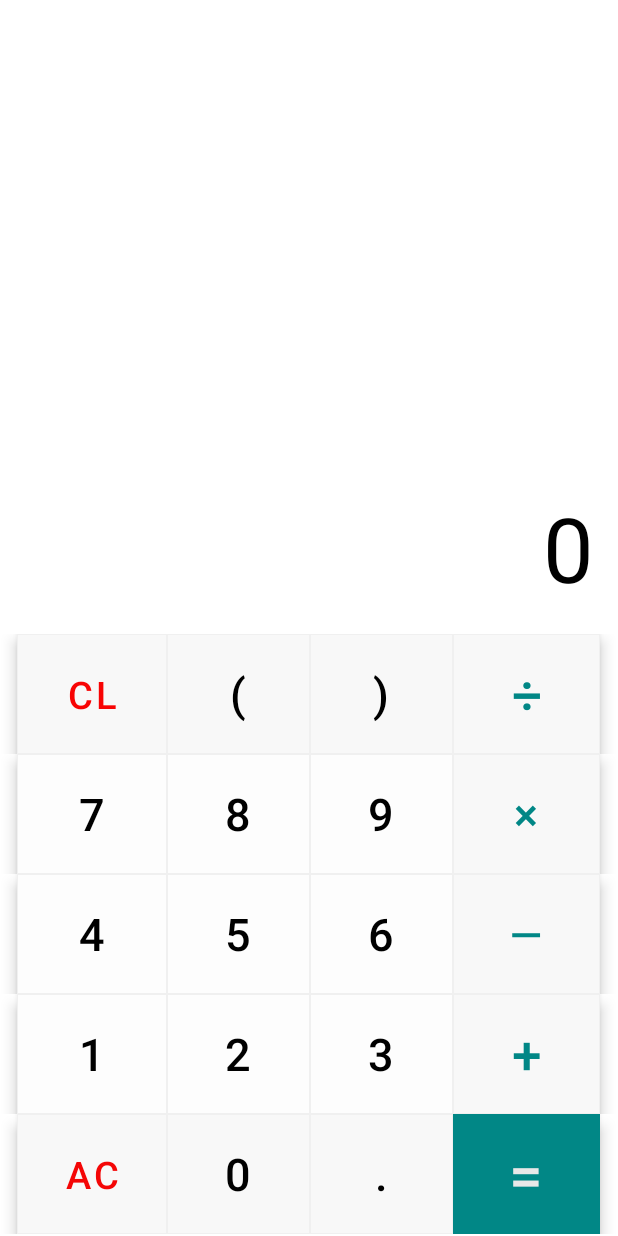
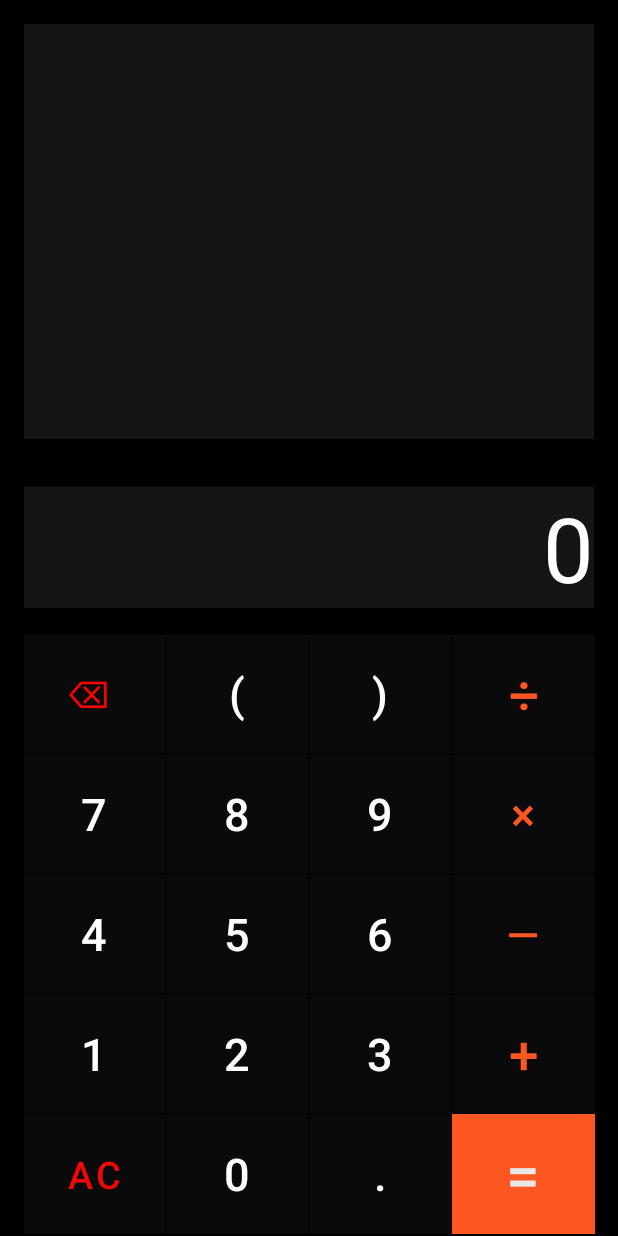
Before and after one commit to Ganeshaprasad/calculator_android_project, an Android app: the screen it shows after launch (MainActivity), on a phone screen of 412 x 824 dp. Run offline under Robolectric (Android 15) with nearby library versions, the phone set to English and light mode, and no system bars.

Commit message:
color of design changed to black

```diff
--- a/app/src/main/res/layout/activity_main.xml
+++ b/app/src/main/res/layout/activity_main.xml
@@ -4,7 +4,8 @@
     xmlns:tools="http://schemas.android.com/tools"
     android:layout_width="match_parent"
     android:layout_height="match_parent"
-    tools:context=".MainActivity">
+    tools:context=".MainActivity"
+    android:background="@color/black">
 
     <TextView
         android:id="@+id/solution_tv"
@@ -16,8 +17,13 @@
         android:layout_marginEnd="16dp"
         android:layout_marginBottom="16dp"
         android:textAlignment="textEnd"
-        android:textColor="#58595B"
+        android:background="#171414"
+        app:strokeColor="#040404"
+        app:strokeWidth="0.1dp"
+        android:textColor="@color/white"
+
         android:textSize="30dp" />
+
 
     <TextView
         android:id="@+id/result_tv"
@@ -28,11 +34,11 @@
         android:layout_marginTop="16dp"
         android:layout_marginEnd="16dp"
         android:layout_marginBottom="16dp"
+        android:background="#171414"
         android:text="0"
         android:textAlignment="textEnd"
-        android:textColor="@color/black"
+        android:textColor="@color/white"
         android:textSize="60dp" />
-
 
     <LinearLayout
         android:id="@+id/buttons_Layout"
@@ -52,58 +58,58 @@
             <com.google.android.material.button.MaterialButton
                 android:id="@+id/button_c"
                 style="@style/Widget.MaterialComponents.ExtendedFloatingActionButton"
-                android:layout_width="100dp"
+                android:layout_width="95dp"
                 android:layout_height="80dp"
-                android:backgroundTint="#F8F8F8"
+                android:backgroundTint="#0B0A0A"
                 android:onClick="onClickClear"
-                android:text="CL"
+                android:text="⌫ "
                 android:textColor="#F80404"
                 android:textSize="25dp"
-                app:strokeColor="#F0F0F0"
-                app:strokeWidth="0.5dp" />
+                app:strokeColor="#040404"
+                app:strokeWidth="0.1dp" />
 
             <com.google.android.material.button.MaterialButton
                 android:id="@+id/button_openbracket"
                 style="@style/Widget.MaterialComponents.ExtendedFloatingActionButton"
                 android:layout_width="95dp"
                 android:layout_height="80dp"
-                android:backgroundTint="#F8F8F8"
+                 android:backgroundTint="#0B0A0A"
                 android:onClick="onClickOpenBracket"
                 android:text="("
-                android:textColor="@color/black"
+                android:textColor="@color/white"
                 android:textSize="30dp"
-                app:strokeColor="#F0F0F0"
-                app:strokeWidth="0.5dp" />
+                app:strokeColor="#040404"
+                app:strokeWidth="0.1dp" />
 
             <com.google.android.material.button.MaterialButton
                 android:id="@+id/button_closedbracket"
                 style="@style/Widget.MaterialComponents.ExtendedFloatingActionButton"
                 android:layout_width="95dp"
                 android:layout_height="80dp"
-                android:backgroundTint="#F8F8F8"
+                 android:backgroundTint="#0B0A0A"
                 android:onClick="onClickCloseBracket"
                 android:text=")"
-                android:textColor="@color/black"
+                android:textColor="@color/white"
                 android:textSize="30dp"
-                app:strokeColor="#F0F0F0"
-                app:strokeWidth="0.5dp"
+                app:strokeColor="#040404"
+                app:strokeWidth="0.1dp"
 
                 />
 
             <com.google.android.material.button.MaterialButton
                 android:id="@+id/button_divide"
                 style="@style/Widget.MaterialComponents.ExtendedFloatingActionButton"
-                android:layout_width="98dp"
+                android:layout_width="95dp"
                 android:layout_height="80dp"
-                android:backgroundTint="#F8F8F8"
+                 android:backgroundTint="#0B0A0A"
                 android:gravity="center"
                 android:onClick="onClickDivision"
                 android:text="÷"
-                android:textColor="@color/teal_700"
+                android:textColor="#FF5722"
                 android:textSize="35dp"
-                app:strokeColor="#F0F0F0"
+                app:strokeColor="#040404"
 
-                app:strokeWidth="0.5dp"
+                app:strokeWidth="0.1dp"
 
                 />
         </LinearLayout>
@@ -118,55 +124,55 @@
             <com.google.android.material.button.MaterialButton
                 android:id="@+id/button_7"
                 style="@style/Widget.MaterialComponents.ExtendedFloatingActionButton"
-                android:layout_width="100dp"
+                android:layout_width="95dp"
                 android:layout_height="80dp"
-                android:backgroundTint="#FDFDFD"
+                 android:backgroundTint="#0B0A0A"
                 android:onClick="onClickSeven"
                 android:text="7"
-                android:textColor="@color/black"
+                android:textColor="@color/white"
                 android:textSize="30dp"
-                app:strokeColor="#F0F0F0"
-                app:strokeWidth="0.5dp" />
+                app:strokeColor="#040404"
+                app:strokeWidth="0.1dp" />
 
             <com.google.android.material.button.MaterialButton
                 android:id="@+id/button_8"
                 style="@style/Widget.MaterialComponents.ExtendedFloatingActionButton"
                 android:layout_width="95dp"
                 android:layout_height="80dp"
-                android:backgroundTint="#FDFDFD"
+                 android:backgroundTint="#0B0A0A"
                 android:onClick="onClickEight"
                 android:text="8"
-                android:textColor="@color/black"
+                android:textColor="@color/white"
                 android:textSize="30dp"
-                app:strokeColor="#F0F0F0"
-                app:strokeWidth="0.5dp" />
+                app:strokeColor="#040404"
+                app:strokeWidth="0.1dp" />
 
             <com.google.android.material.button.MaterialButton
                 android:id="@+id/button_9"
                 style="@style/Widget.MaterialComponents.ExtendedFloatingActionButton"
                 android:layout_width="95dp"
                 android:layout_height="match_parent"
-                android:backgroundTint="#FDFDFD"
+                 android:backgroundTint="#0B0A0A"
                 android:onClick="onClickNine"
                 android:text="9"
-                android:textColor="@color/black"
+                android:textColor="@color/white"
                 android:textSize="30dp"
-                app:strokeColor="#F0F0F0"
-                app:strokeWidth="0.5dp" />
+                app:strokeColor="#040404"
+                app:strokeWidth="0.1dp" />
 
             <com.google.android.material.button.MaterialButton
                 android:id="@+id/button_multiply"
                 style="@style/Widget.MaterialComponents.ExtendedFloatingActionButton"
-                android:layout_width="98dp"
+                android:layout_width="95dp"
                 android:layout_height="80dp"
-                android:backgroundTint="#F8F8F8"
+                 android:backgroundTint="#0B0A0A"
                 android:gravity="center"
                 android:onClick="onClickMultiplication"
                 android:text="×"
-                android:textColor="@color/teal_700"
+                android:textColor="#FF5722"
                 android:textSize="30dp"
-                app:strokeColor="#F0F0F0"
-                app:strokeWidth="0.5dp" />
+                app:strokeColor="#040404"
+                app:strokeWidth="0.1dp" />
 
 
         </LinearLayout>
@@ -181,15 +187,15 @@
             <com.google.android.material.button.MaterialButton
                 android:id="@+id/button_4"
                 style="@style/Widget.MaterialComponents.ExtendedFloatingActionButton"
-                android:layout_width="100dp"
+                android:layout_width="95dp"
                 android:layout_height="80dp"
-                android:backgroundTint="#FDFDFD"
-                android:onClick="onClickSeven"
+                 android:backgroundTint="#0B0A0A"
+                android:onClick="onClickFour"
                 android:text="4"
-                android:textColor="@color/black"
+                android:textColor="@color/white"
                 android:textSize="30dp"
-                app:strokeColor="#F0F0F0"
-                app:strokeWidth="0.5dp"
+                app:strokeColor="#040404"
+                app:strokeWidth="0.1dp"
 
                 />
 
@@ -198,40 +204,40 @@
                 style="@style/Widget.MaterialComponents.ExtendedFloatingActionButton"
                 android:layout_width="95dp"
                 android:layout_height="80dp"
-                android:backgroundTint="#FDFDFD"
+                 android:backgroundTint="#0B0A0A"
                 android:onClick="onClickFive"
                 android:text="5"
-                android:textColor="@color/black"
+                android:textColor="@color/white"
                 android:textSize="30dp"
-                app:strokeColor="#F0F0F0"
-                app:strokeWidth="0.5dp" />
+                app:strokeColor="#040404"
+                app:strokeWidth="0.1dp" />
 
             <com.google.android.material.button.MaterialButton
                 android:id="@+id/button_6"
                 style="@style/Widget.MaterialComponents.ExtendedFloatingActionButton"
                 android:layout_width="95dp"
                 android:layout_height="80dp"
-                android:backgroundTint="#FDFDFD"
-                android:onClick="onClickSeven"
+                 android:backgroundTint="#0B0A0A"
+                android:onClick="onClickSix"
                 android:text="6"
-                android:textColor="@color/black"
+                android:textColor="@color/white"
                 android:textSize="30dp"
-                app:strokeColor="#F0F0F0"
-                app:strokeWidth="0.5dp" />
+                app:strokeColor="#040404"
+                app:strokeWidth="0.1dp" />
 
             <com.google.android.material.button.MaterialButton
                 android:id="@+id/button_minus"
                 style="@style/Widget.MaterialComponents.ExtendedFloatingActionButton"
-                android:layout_width="98dp"
+                android:layout_width="95dp"
                 android:layout_height="80dp"
-                android:backgroundTint="#F8F8F8"
+                 android:backgroundTint="#0B0A0A"
                 android:gravity="center"
                 android:onClick="onClickSubtraction"
                 android:text="—"
-                android:textColor="@color/teal_700"
+                android:textColor="#FF5722"
                 android:textSize="28dp"
-                app:strokeColor="#F0F0F0"
-                app:strokeWidth="0.5dp" />
+                app:strokeColor="#040404"
+                app:strokeWidth="0.1dp" />
 
 
         </LinearLayout>
@@ -246,55 +252,55 @@
             <com.google.android.material.button.MaterialButton
                 android:id="@+id/button_1"
                 style="@style/Widget.MaterialComponents.ExtendedFloatingActionButton"
-                android:layout_width="100dp"
+                android:layout_width="95dp"
                 android:layout_height="80dp"
-                android:backgroundTint="#FDFDFD"
+                 android:backgroundTint="#0B0A0A"
                 android:onClick="onClickOne"
                 android:text="1"
-                android:textColor="@color/black"
+                android:textColor="@color/white"
                 android:textSize="30dp"
-                app:strokeColor="#F0F0F0"
-                app:strokeWidth="0.5dp" />
+                app:strokeColor="#040404"
+                app:strokeWidth="0.1dp" />
 
             <com.google.android.material.button.MaterialButton
                 android:id="@+id/button_2"
                 style="@style/Widget.MaterialComponents.ExtendedFloatingActionButton"
                 android:layout_width="95dp"
                 android:layout_height="80dp"
-                android:backgroundTint="#FDFDFD"
+                 android:backgroundTint="#0B0A0A"
                 android:onClick="onClickTwo"
                 android:text="2"
-                android:textColor="@color/black"
+                android:textColor="@color/white"
                 android:textSize="30dp"
-                app:strokeColor="#F0F0F0"
-                app:strokeWidth="0.5dp" />
+                app:strokeColor="#040404"
+                app:strokeWidth="0.1dp" />
 
             <com.google.android.material.button.MaterialButton
                 android:id="@+id/button_3"
                 style="@style/Widget.MaterialComponents.ExtendedFloatingActionButton"
                 android:layout_width="95dp"
                 android:layout_height="80dp"
-                android:backgroundTint="#FDFDFD"
+                 android:backgroundTint="#0B0A0A"
                 android:onClick="onClickThree"
                 android:text="3"
-                android:textColor="@color/black"
+                android:textColor="@color/white"
                 android:textSize="30dp"
-                app:strokeColor="#F0F0F0"
-                app:strokeWidth="0.5dp" />
+                app:strokeColor="#040404"
+                app:strokeWidth="0.1dp" />
 
             <com.google.android.material.button.MaterialButton
                 android:id="@+id/button_plus"
                 style="@style/Widget.MaterialComponents.ExtendedFloatingActionButton"
-                android:layout_width="98dp"
+                android:layout_width="95dp"
                 android:layout_height="80dp"
-                android:backgroundTint="#F8F8F8"
+                 android:backgroundTint="#0B0A0A"
                 android:gravity="center"
                 android:onClick="onClickAddition"
                 android:text="+"
-                android:textColor="@color/teal_700"
+                android:textColor="#FF5722"
                 android:textSize="35dp"
-                app:strokeColor="#F0F0F0"
-                app:strokeWidth="0.5dp" />
+                app:strokeColor="#040404"
+                app:strokeWidth="0.1dp" />
 
 
         </LinearLayout>
@@ -309,49 +315,49 @@
             <com.google.android.material.button.MaterialButton
                 android:id="@+id/button_ac"
                 style="@style/Widget.MaterialComponents.ExtendedFloatingActionButton"
-                android:layout_width="100dp"
+                android:layout_width="95dp"
                 android:layout_height="80dp"
-                android:backgroundTint="#F8F8F8"
+                 android:backgroundTint="#0B0A0A"
                 android:gravity="center"
                 android:onClick="onClickAC"
                 android:text="AC"
                 android:textColor="#F40606"
                 android:textSize="25dp"
-                app:strokeColor="#F0F0F0"
-                app:strokeWidth="0.5dp" />
+                app:strokeColor="#040404"
+                app:strokeWidth="0.1dp" />
 
             <com.google.android.material.button.MaterialButton
                 android:id="@+id/button_zero"
                 style="@style/Widget.MaterialComponents.ExtendedFloatingActionButton"
                 android:layout_width="95dp"
                 android:layout_height="80dp"
-                android:backgroundTint="#F8F8F8"
+                 android:backgroundTint="#0B0A0A"
                 android:onClick="onClickZero"
                 android:text="0"
-                android:textColor="@color/black"
+                android:textColor="@color/white"
                 android:textSize="30dp"
-                app:strokeColor="#F0F0F0"
-                app:strokeWidth="0.5dp" />
+                app:strokeColor="#040404"
+                app:strokeWidth="0.1dp" />
 
             <com.google.android.material.button.MaterialButton
                 android:id="@+id/button_dot"
                 style="@style/Widget.MaterialComponents.ExtendedFloatingActionButton"
                 android:layout_width="95dp"
                 android:layout_height="80dp"
-                android:backgroundTint="#F8F8F8"
+                 android:backgroundTint="#0B0A0A"
                 android:onClick="onClickDot"
                 android:text="."
-                android:textColor="@color/black"
+                android:textColor="@color/white"
                 android:textSize="30dp"
-                app:strokeColor="#F0F0F0"
-                app:strokeWidth="0.5dp" />
+                app:strokeColor="#040404"
+                app:strokeWidth="0.1dp" />
 
             <com.google.android.material.button.MaterialButton
                 android:id="@+id/button_equal"
                 style="@style/Widget.MaterialComponents.ExtendedFloatingActionButton"
-                android:layout_width="98dp"
+                android:layout_width="95dp"
                 android:layout_height="match_parent"
-                android:backgroundTint="@color/teal_700"
+                android:backgroundTint="#FF5722"
                 android:onClick="onClickEqual"
                 android:text="="
                 android:textColor="#E8E8E8"
@@ -362,5 +368,4 @@
 
     </LinearLayout>
 
-
 </RelativeLayout>
```
Also changed, not shown: 1 other file.
